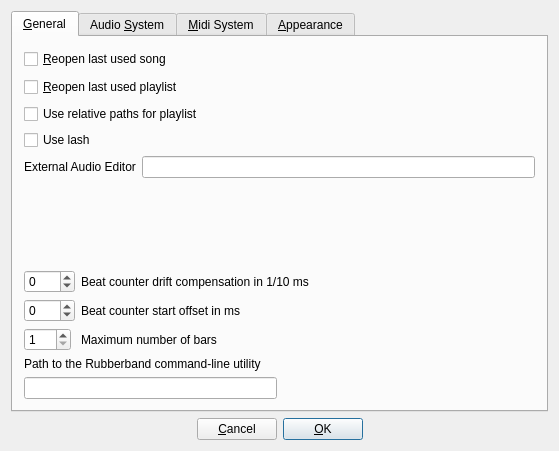
This is src/gui/src/UI/PreferencesDialog_UI.ui in hydrogen-music/hydrogen as Qt 5 draws it before an edit. The edited form follows.
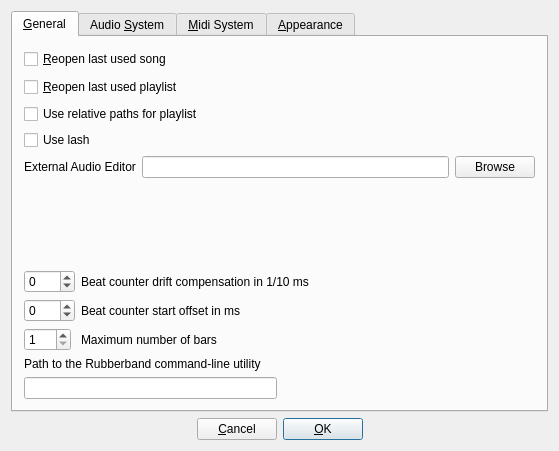
This is the edited form. Custom widgets are drawn as their Qt base class.

Commit message: Added browse button for setting editor, added check and warning for file not writable when opening

The edit to the form file:
```diff
--- a/src/gui/src/UI/PreferencesDialog_UI.ui
+++ b/src/gui/src/UI/PreferencesDialog_UI.ui
@@ -94,6 +94,13 @@
          <item>
           <widget class="QLineEdit" name="externalEditorLineEdit"/>
          </item>
+         <item>
+          <widget class="QPushButton" name="externalEditorBrowsePushButton">
+           <property name="text">
+            <string>Browse</string>
+           </property>
+          </widget>
+         </item>
         </layout>
        </item>
        <item>
```
The commit also changes 4 other files.
